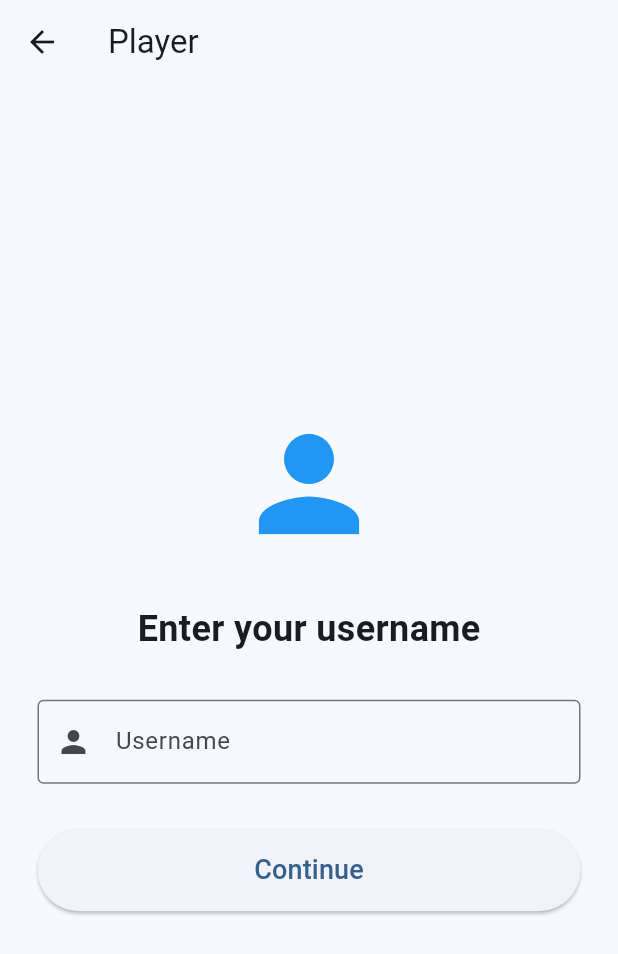
After one commit to fahdaguenouz/piscine-flutter, a Flutter app: the screen it shows after launch, after a tap on "Take Exam", on a phone screen of 412 x 824 dp. The commit adds this screen. Shown: the top 954 px of the screen. Run offline on Flutter 3.47's test engine with Material 3 defaults, Android fonts, the phone set to English and light mode, and no system bars.

Commit message:
finishing quizz

```diff
--- a/quizz_app/lib/main.dart
+++ b/quizz_app/lib/main.dart
@@ -1,12 +1,6 @@
 import 'package:flutter/material.dart';
 
 import 'pages/home_page.dart';
-import 'pages/category_page.dart';
-import 'pages/difficulty_page.dart';
-import 'pages/quizz_page.dart';
-import 'pages/score_page.dart';
-import 'pages/leaderboard_page.dart';
-
 
 void main() {
   runApp(const QuizApp());
@@ -20,15 +14,11 @@ class QuizApp extends StatelessWidget {
     return MaterialApp(
       debugShowCheckedModeBanner: false,
       title: 'Quiz App',
-      initialRoute: '/',
-      routes: {
-        '/': (context) => const HomePage(),
-        '/categories': (context) => const CategoryPage(),
-        '/difficulty': (context) => const DifficultyPage(),
-        '/quiz': (context) => const QuizPage(),
-        '/score': (context) => const ScorePage(),
-        '/leaderboard': (context) => const LeaderboardPage(),
-      },
+      theme: ThemeData(
+        useMaterial3: true,
+        colorSchemeSeed: Colors.blue,
+      ),
+      home: const HomePage(),
     );
   }
 }
--- a/quizz_app/lib/pages/category_page.dart
+++ b/quizz_app/lib/pages/category_page.dart
@@ -6,7 +6,12 @@ import '../widgets/category_card.dart';
 import 'difficulty_page.dart';
 
 class CategoryPage extends StatelessWidget {
-  const CategoryPage({super.key});
+  final String username;
+
+  const CategoryPage({
+    super.key,
+    required this.username,
+  });
 
   @override
   Widget build(BuildContext context) {
@@ -35,7 +40,7 @@ class CategoryPage extends StatelessWidget {
                   context,
                   MaterialPageRoute(
                     builder: (_) =>
-                        DifficultyPage(category: category),
+                        DifficultyPage(category: category, username: username),
                   ),
                 );
               },
--- a/quizz_app/lib/pages/difficulty_page.dart
+++ b/quizz_app/lib/pages/difficulty_page.dart
@@ -5,10 +5,12 @@ import 'quizz_page.dart';
 
 class DifficultyPage extends StatelessWidget {
   final Category category;
+  final String username;
 
   const DifficultyPage({
     super.key,
     required this.category,
+    required this.username,
   });
 
   @override
@@ -98,6 +100,7 @@ class DifficultyPage extends StatelessWidget {
         builder: (_) => QuizPage(
           category: category,
           difficulty: difficulty,
+          username: username,
         ),
       ),
     );
--- a/quizz_app/lib/pages/home_page.dart
+++ b/quizz_app/lib/pages/home_page.dart
@@ -1,4 +1,7 @@
 import 'package:flutter/material.dart';
+
+import 'leaderboard_page.dart';
+import 'username_page.dart';
 
 class HomePage extends StatelessWidget {
   const HomePage({super.key});
@@ -11,8 +14,9 @@ class HomePage extends StatelessWidget {
         centerTitle: true,
       ),
       body: Center(
+        child: SingleChildScrollView(
           child: Padding(
-          padding: const EdgeInsets.all(20),
+            padding: const EdgeInsets.all(24),
             child: Column(
               mainAxisAlignment: MainAxisAlignment.center,
               children: [
@@ -22,12 +26,12 @@ class HomePage extends StatelessWidget {
                   color: Colors.blue,
                 ),
 
-              const SizedBox(height: 30),
+                const SizedBox(height: 25),
 
                 const Text(
-                "Welcome to the Quiz App!",
+                  "Quiz App",
                   style: TextStyle(
-                  fontSize: 26,
+                    fontSize: 34,
                     fontWeight: FontWeight.bold,
                   ),
                 ),
@@ -37,37 +41,54 @@ class HomePage extends StatelessWidget {
                 const Text(
                   "Test your knowledge in different categories.",
                   textAlign: TextAlign.center,
+                  style: TextStyle(fontSize: 16),
                 ),
 
                 const SizedBox(height: 50),
 
                 SizedBox(
-                width: 220,
+                  width: double.infinity,
                   height: 55,
-                child: ElevatedButton(
+                  child: ElevatedButton.icon(
+                    icon: const Icon(Icons.play_arrow),
+                    label: const Text(
+                      "Take Exam",
+                      style: TextStyle(fontSize: 18),
+                    ),
                     onPressed: () {
-                    Navigator.pushNamed(context, "/categories");
+                      Navigator.push(
+                        context,
+                        MaterialPageRoute(
+                          builder: (_) => const UsernamePage(),
+                        ),
+                      );
                     },
-                  child: const Text(
-                    "Start Quiz",
-                    style: TextStyle(fontSize: 20),
                   ),
                 ),
+
+                const SizedBox(height: 20),
+
+                SizedBox(
+                  width: double.infinity,
+                  height: 55,
+                  child: OutlinedButton.icon(
+                    icon: const Icon(Icons.leaderboard),
+                    label: const Text(
+                      "Leaderboard",
+                      style: TextStyle(fontSize: 18),
                     ),
-              SizedBox(
-                width: 220,
-                height: 55,
-                child: ElevatedButton(
                     onPressed: () {
-                    Navigator.pushNamed(context, "/leaderboard");
+                      Navigator.push(
+                        context,
+                        MaterialPageRoute(
+                          builder: (_) => const LeaderboardPage(),
+                        ),
+                      );
                     },
-                  child: const Text(
-                    "Leaderboard",
-                    style: TextStyle(fontSize: 20),
                   ),
                 ),
-              )
               ],
+            ),
           ),
         ),
       ),
--- /dev/null
+++ b/quizz_app/lib/pages/username_page.dart
@@ -0,0 +1,99 @@
+import 'package:flutter/material.dart';
+
+import 'category_page.dart';
+
+class UsernamePage extends StatefulWidget {
+  const UsernamePage({super.key});
+
+  @override
+  State<UsernamePage> createState() => _UsernamePageState();
+}
+
+class _UsernamePageState extends State<UsernamePage> {
+  final TextEditingController controller = TextEditingController();
+
+  @override
+  void dispose() {
+    controller.dispose();
+    super.dispose();
+  }
+
+  void startExam() {
+    String username = controller.text.trim();
+
+    if (username.isEmpty) {
+      ScaffoldMessenger.of(context).showSnackBar(
+        const SnackBar(
+          content: Text("Please enter your username"),
+        ),
+      );
+      return;
+    }
+
+    Navigator.push(
+      context,
+      MaterialPageRoute(
+        builder: (_) => CategoryPage(
+          username: username,
+        ),
+      ),
+    );
+  }
+
+  @override
+  Widget build(BuildContext context) {
+    return Scaffold(
+      appBar: AppBar(
+        title: const Text("Player"),
+      ),
+      body: Padding(
+        padding: const EdgeInsets.all(25),
+        child: Column(
+          mainAxisAlignment: MainAxisAlignment.center,
+          children: [
+            const Icon(
+              Icons.person,
+              size: 100,
+              color: Colors.blue,
+            ),
+
+            const SizedBox(height: 30),
+
+            const Text(
+              "Enter your username",
+              style: TextStyle(
+                fontSize: 24,
+                fontWeight: FontWeight.bold,
+              ),
+            ),
+
+            const SizedBox(height: 30),
+
+            TextField(
+              controller: controller,
+              decoration: const InputDecoration(
+                labelText: "Username",
+                border: OutlineInputBorder(),
+                prefixIcon: Icon(Icons.person),
+              ),
+            ),
+
+            const SizedBox(height: 30),
+
+            SizedBox(
+              width: double.infinity,
+              height: 55,
+              child: ElevatedButton(
+                onPressed: startExam,
+                child: const Text(
+                  "Continue",
+                  style: TextStyle(fontSize: 18),
+                ),
+              ),
+            ),
+          ],
+        ),
+      ),
+    );
+  }
+}
```
Also changed, not shown: quizz_app/lib/pages/leaderboard_page.dart (+58 -0 lines), quizz_app/lib/pages/quizz_page.dart (+147 -11 lines), quizz_app/lib/pages/score_page.dart (+162 -0 lines), quizz_app/lib/services/leaderboard_service.dart (+25 -0 lines), quizz_app/lib/widgets/answer_button.dart (+35 -0 lines), quizz_app/lib/widgets/question_card.dart (+59 -0 lines), quizz_app/lib/widgets/timer_bar.dart (+33 -0 lines), quizz_app/pubspec.yaml (+8 -3 lines). Lines whose indentation alone changed are shown as unchanged.
